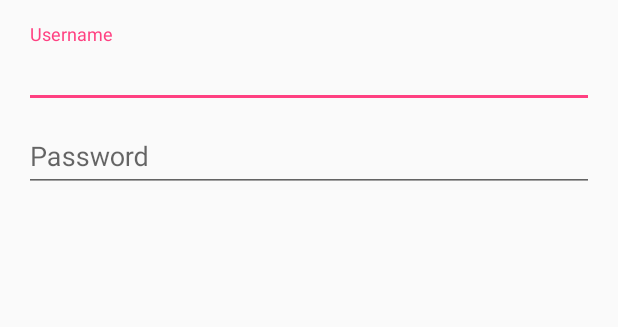
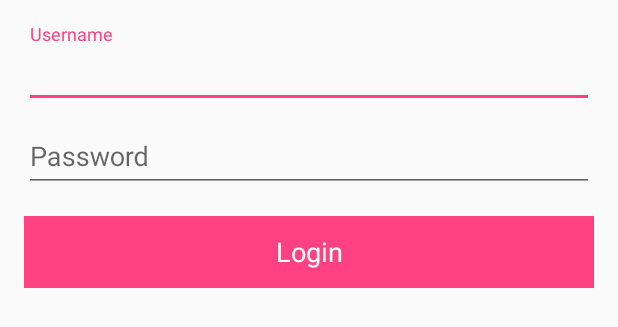
Before and after one commit to usagikawaii/test_formal, an Android app: the layout activity_login.xml on its own in the app's theme, with its tools: preview values and no code run, on a phone screen of 412 x 824 dp. Shown: the top 327 px of the screen. Run offline under Robolectric (Android 15) with nearby library versions, the phone set to English and light mode, and no system bars.

```diff
--- a/app/src/main/res/layout/activity_login.xml
+++ b/app/src/main/res/layout/activity_login.xml
@@ -63,6 +63,18 @@
 
             </android.support.design.widget.TextInputLayout>
 
+            <Button
+                android:id="@+id/email_sign_in_button"
+                style="@style/Widget.AppCompat.Button.Borderless.Colored"
+                android:layout_width="match_parent"
+                android:layout_height="wrap_content"
+                android:layout_marginTop="16dp"
+                android:text="Login"
+                android:textAppearance="@style/TextAppearance.AppCompat"
+                android:textSize="18sp"
+                android:textColor="@android:color/background_light"
+                android:background="@color/colorAccent" />
+
         </LinearLayout>
     </ScrollView>
 </LinearLayout>
```
